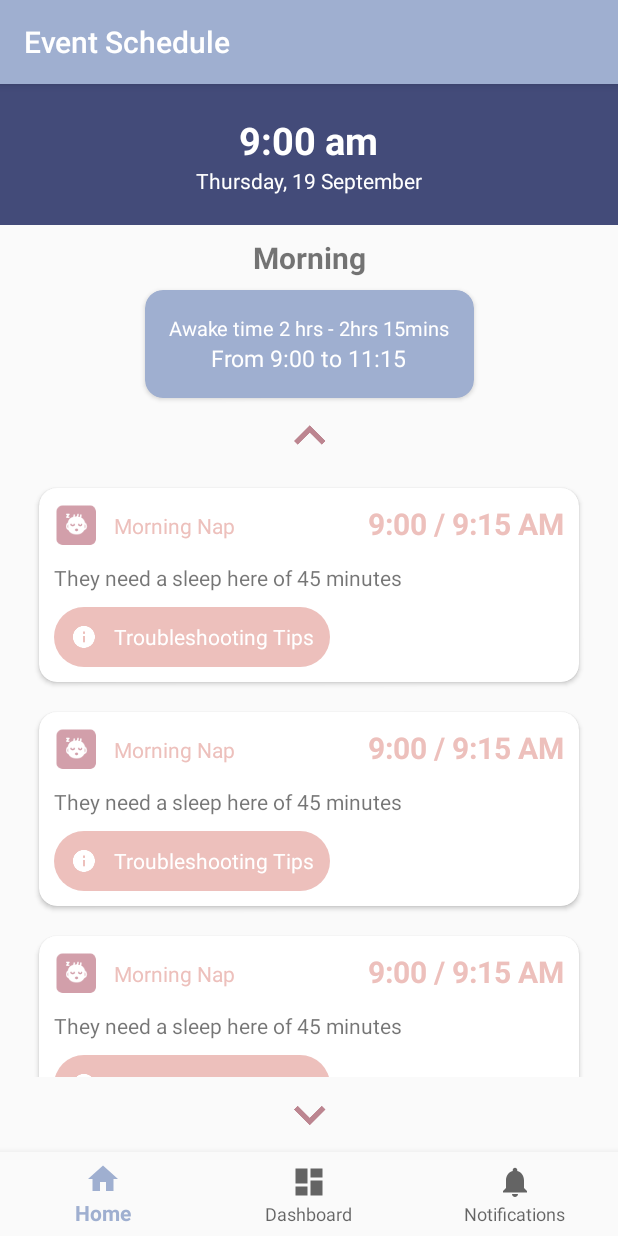
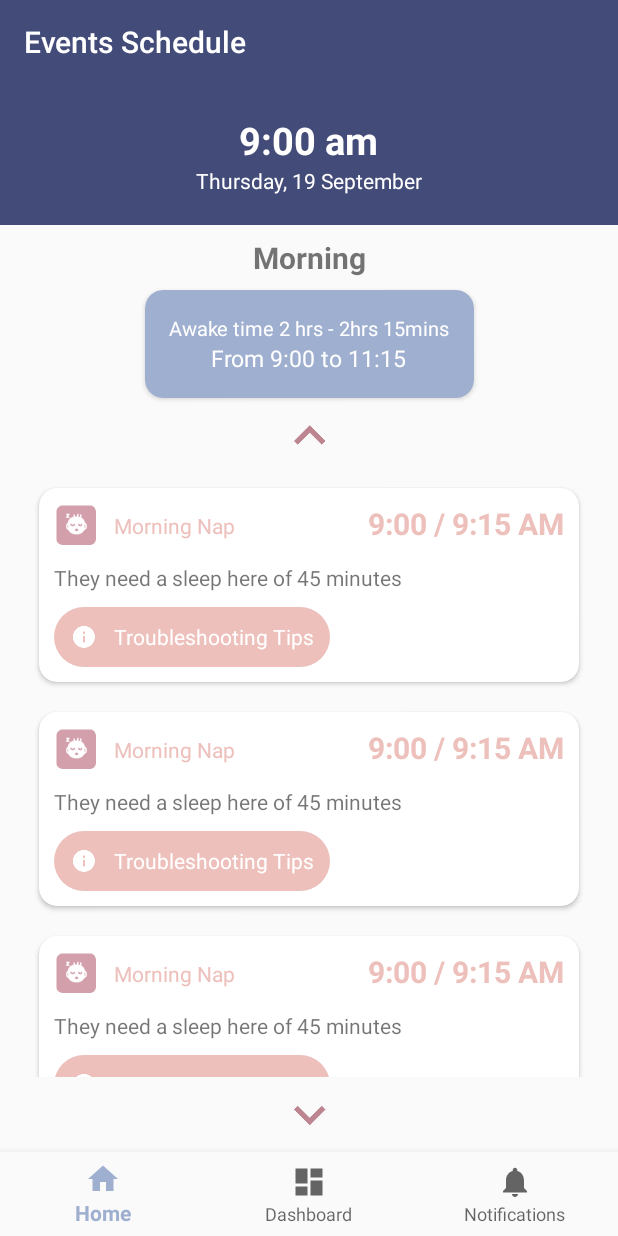
Before and after one commit to artjohn1993/EventSchedule, an Android app: the screen it shows after launch (MainActivity), on a phone screen of 412 x 824 dp. Run offline under Robolectric (Android 15) with nearby library versions, the phone set to English and light mode, and no system bars; libraries missing offline, so code that uses them is left out: com.leochuan; 6 statements that could not run were skipped.

Commit message:
add event details

```diff
--- a/app/build.gradle
+++ b/app/build.gradle
@@ -24,7 +24,7 @@ android {
 
 dependencies {
     implementation fileTree(dir: 'libs', include: ['*.jar'])
-    implementation"org.jetbrains.kotlin:kotlin-stdlib-jdk7:$kotlin_version"
+    implementation "org.jetbrains.kotlin:kotlin-stdlib-jdk7:$kotlin_version"
     implementation 'com.android.support:appcompat-v7:28.0.0'
     implementation 'com.android.support:design:28.0.0'
     implementation 'com.android.support.constraint:constraint-layout:1.1.3'
--- a/app/src/main/AndroidManifest.xml
+++ b/app/src/main/AndroidManifest.xml
@@ -18,6 +18,8 @@
                 <category android:name="android.intent.category.LAUNCHER"/>
             </intent-filter>
         </activity>
+        <activity android:name=".TroubleshootingActivity">
+        </activity>
     </application>
 
 </manifest>
--- a/app/src/main/java/com/littleone/eventschedule/EventAdapter.kt
+++ b/app/src/main/java/com/littleone/eventschedule/EventAdapter.kt
@@ -1,16 +1,21 @@
 package com.littleone.eventschedule
 
+import android.app.Activity
+import android.support.v7.widget.LinearLayoutManager
 import android.support.v7.widget.RecyclerView
 import android.view.LayoutInflater
 import android.view.View
 import android.view.ViewGroup
+import android.widget.LinearLayout
 import android.widget.TextView
+import org.jetbrains.anko.startActivity
 
-class EventAdapter : RecyclerView.Adapter<EventAdapter.EventViewHolder>() {
+class EventAdapter(var activity: Activity) : RecyclerView.Adapter<EventAdapter.EventViewHolder>() {
 
     override fun onCreateViewHolder(p0: ViewGroup, p1: Int): EventViewHolder {
         val inflater = LayoutInflater.from(p0?.context)
         val layout = inflater.inflate(R.layout.layout_event_schedule, p0, false)
+
 
 
         return EventViewHolder(layout)
@@ -20,14 +25,16 @@ class EventAdapter : RecyclerView.Adapter<EventAdapter.EventViewHolder>() {
         return 20
     }
 
-    override fun onBindViewHolder(p0: EventViewHolder, p1: Int) {
-        println("from onBindViewHolder")
-        println(p1)
-        //p0.text.text = p1.toString().plus(" Position")
+    override fun onBindViewHolder(view: EventViewHolder, p1: Int) {
+        view.tips.setOnClickListener {
+            activity.startActivity<TroubleshootingActivity>()
+        }
+
     }
 
 
     class EventViewHolder(itemView : View) : RecyclerView.ViewHolder(itemView){
         val dayTime = itemView.findViewById<TextView>(R.id.dayTime)
+        val tips = itemView.findViewById<LinearLayout>(R.id.warningContainer)
     }
 }
--- a/app/src/main/java/com/littleone/eventschedule/FragmentEventSchedule.kt
+++ b/app/src/main/java/com/littleone/eventschedule/FragmentEventSchedule.kt
@@ -54,7 +54,7 @@ class FragmentEventSchedule(var activity: Activity): Fragment() {
 
     fun setRecycler() {
         recyclerView?.layoutManager = LinearLayoutManager(activity, LinearLayout.VERTICAL, false)
-        recyclerView?.adapter = EventAdapter()
+        recyclerView?.adapter = EventAdapter(activity)
     }
 
 
--- a/app/src/main/java/com/littleone/eventschedule/MainActivity.kt
+++ b/app/src/main/java/com/littleone/eventschedule/MainActivity.kt
@@ -1,5 +1,7 @@
 package com.littleone.eventschedule
 
+import android.graphics.Color
+import android.graphics.drawable.ColorDrawable
 import android.os.Bundle
 import android.support.design.widget.BottomNavigationView
 import android.support.v7.app.AppCompatActivity
@@ -28,7 +30,7 @@ class MainActivity : AppCompatActivity() {
     override fun onCreate(savedInstanceState: Bundle?) {
         super.onCreate(savedInstanceState)
         setContentView(R.layout.activity_main)
-
+        setView()
         navigation.setOnNavigationItemSelectedListener(mOnNavigationItemSelectedListener)
         changeFragment(FragmentEventSchedule(this   ))
     }
@@ -38,4 +40,11 @@ class MainActivity : AppCompatActivity() {
         fragment.setCustomAnimations(R.anim.abc_slide_in_bottom, android.R.animator.fade_out)
         fragment.replace(R.id.frameLayout, data).commit()
     }
+
+    private fun setView() {
+        supportActionBar?.setBackgroundDrawable(ColorDrawable(this.resources.getColor(R.color.colorPrimaryDark)))
+        supportActionBar?.elevation = 0f
+        title = "Events Schedule"
+    }
+
 }
--- a/app/src/main/res/values/colors.xml
+++ b/app/src/main/res/values/colors.xml
@@ -7,5 +7,6 @@
     <color name="colorWhite">#FFFFFF</color>
     <color name="transparent">#00000000</color>
     <color name="colorPink">#BC8590</color>
+    <color name="colorBlack">#000000</color>
 
 </resources>
--- a/app/src/main/res/values/strings.xml
+++ b/app/src/main/res/values/strings.xml
@@ -3,4 +3,6 @@
     <string name="title_home">Home</string>
     <string name="title_dashboard">Dashboard</string>
     <string name="title_notifications">Notifications</string>
+    <string name="sample_description">On the other hand, we denounce with righteous indignation and dislike men who are so beguiled and demoralized by the charms of pleasure of the moment, so blinded by desire, that they cannot foresee the pain and trouble that are bound to ensue; and equal blame belongs to those who fail in their duty through weakness of will, which is the same as saying through shrinking from toil and pain. These cases are perfectly simple and easy to distinguish. In a free hour, when our power of choice is untrammelled and when nothing prevents our being able to do what we like best, every pleasure is to be welcomed and every pain avoided. But in certain circumstances and owing to the claims of duty or the obligations of business it will frequently occur that pleasures have to be repudiated and annoyances accepted. The wise man therefore always holds in these matters to this principle of selection: he rejects pleasures to secure other greater pleasures, or else he endures pains to avoid worse pains.</string>
+
 </resources>
--- a/app/src/main/res/values/styles.xml
+++ b/app/src/main/res/values/styles.xml
@@ -6,6 +6,17 @@
         <item name="colorPrimary">@color/colorPrimary</item>
         <item name="colorPrimaryDark">@color/colorPrimaryDark</item>
         <item name="colorAccent">@color/colorAccent</item>
+        <item name="android:actionBarStyle">@style/MyActionBar</item>
     </style>
 
+    <style name="MyActionBar" parent="@android:style/Widget.Holo.Light.ActionBar">
+        <item name="android:titleTextStyle">@style/TitleBarTextColor</item>
+        <item name="android:background">@color/colorPrimaryDark</item>
+    </style>
+
+    <style name="TitleBarTextColor" parent="@style/TextAppearance.AppCompat.Widget.ActionBar.Title">
+        <item name="android:textColor">@color/colorWhite</item>
+    </style>
+
+
 </resources>
```
Also changed, not shown: app/src/main/java/com/littleone/eventschedule/TroubleshootingActivity.kt (added, +26 -0 lines), app/src/main/res/drawable/background_primary_dark.xml (added, +8 -0 lines), app/src/main/res/layout/activity_troubleshooting.xml (added, +120 -0 lines).
